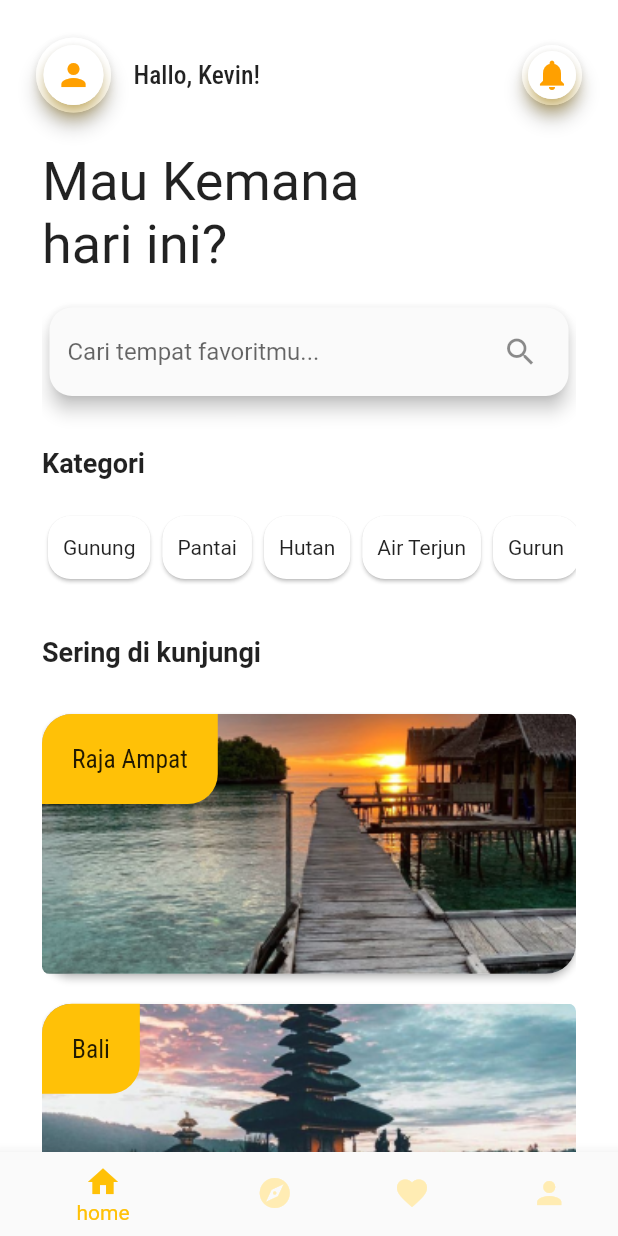
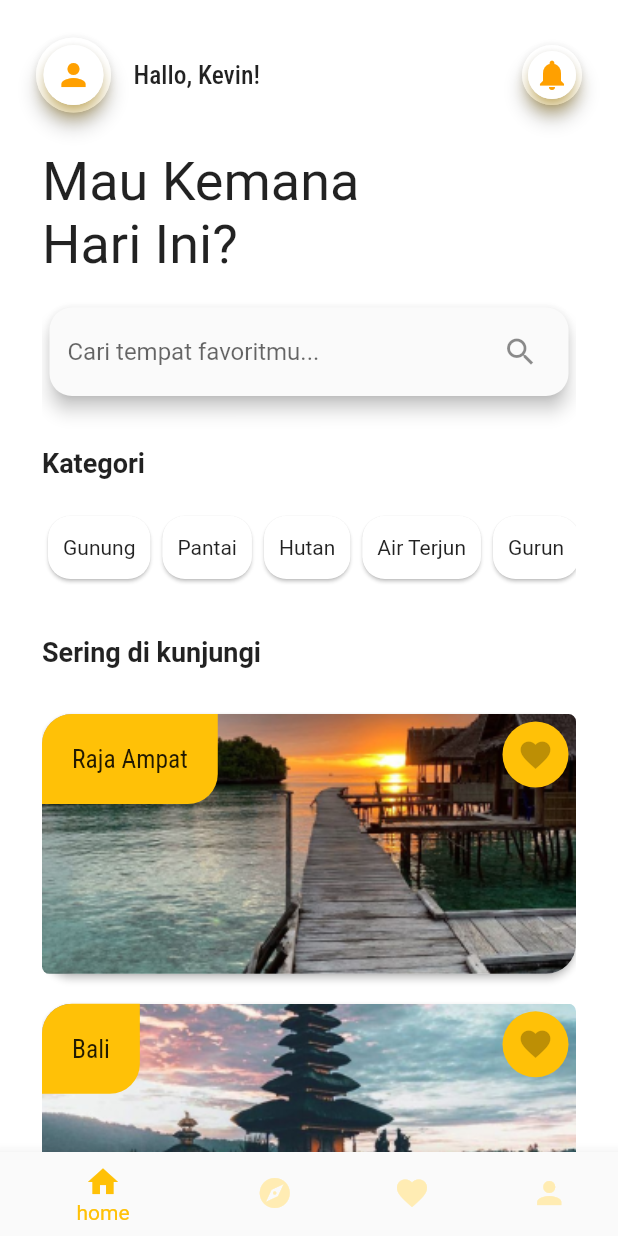
Before and after one commit to ristafn/slicing-travelApps, a Flutter app: the screen it shows after launch, on a phone screen of 412 x 824 dp. Run offline on Flutter 3.47's test engine with Material 2 defaults, Android fonts, the phone set to English and light mode, and no system bars; our stand-ins replace google_fonts.

Commit message:
fix jumbotron typo and add button favorite at home_page, add explore_page at navbar_provider, add favorite_page at navbar_provider

```diff
--- a/lib/providers/navbar_provider.dart
+++ b/lib/providers/navbar_provider.dart
@@ -1,4 +1,6 @@
 import 'package:flutter/material.dart';
+import 'package:slicing_travel_apps/views/explore_page.dart';
+import 'package:slicing_travel_apps/views/favorite_place.dart';
 
 import '../views/home_page.dart';
 
@@ -7,8 +9,8 @@ class NavbarProvider with ChangeNotifier {
 
   static const List<Widget> pageOptions = <Widget>[
     HomePage(),
-    Center(child: Text('Jelajah')),
-    Center(child: Text('Favorit')),
+    ExplorePage(),
+    FavoritePage(),
     Center(child: Text('Profil')),
   ];
 
--- a/lib/views/home_page.dart
+++ b/lib/views/home_page.dart
@@ -105,7 +105,7 @@ class HomePage extends StatelessWidget {
           slivers: [
             SliverToBoxAdapter(
               child: Text(
-                'Mau Kemana\nhari ini?',
+                'Mau Kemana\nHari Ini?',
                 style: Constraints.jumbotron,
               ),
             ),
@@ -214,7 +214,7 @@ class HomePage extends StatelessWidget {
                           ),
                         ),
                         Align(
-                          alignment: Alignment.bottomLeft,
+                          alignment: Alignment.topLeft,
                           child: Container(
                             padding: EdgeInsets.all(20.0),
                             decoration: BoxDecoration(
@@ -227,6 +227,21 @@ class HomePage extends StatelessWidget {
                             child: Text(
                               place.name,
                               style: GoogleFonts.robotoCondensed(fontSize: 17),
+                            ),
+                          ),
+                        ),
+                        Align(
+                          alignment: Alignment.topRight,
+                          child: Container(
+                            margin: EdgeInsets.all(5.0),
+                            padding: EdgeInsets.all(10.0),
+                            decoration: BoxDecoration(
+                              color: Constraints.amber,
+                              shape: BoxShape.circle,
+                            ),
+                            child: Icon(
+                              Icons.favorite,
+                              color: Colors.black26,
                             ),
                           ),
                         )
```
Also changed, not shown: lib/views/explore_page.dart (added, +104 -0 lines), lib/views/favorite_place.dart (added, +90 -0 lines).
